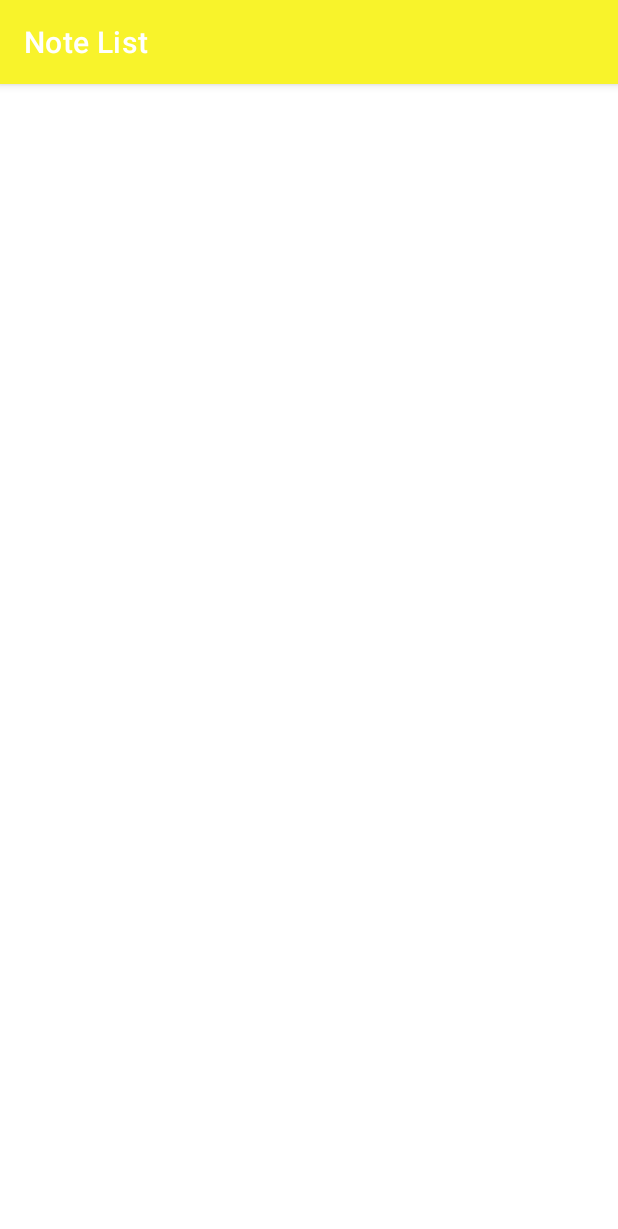
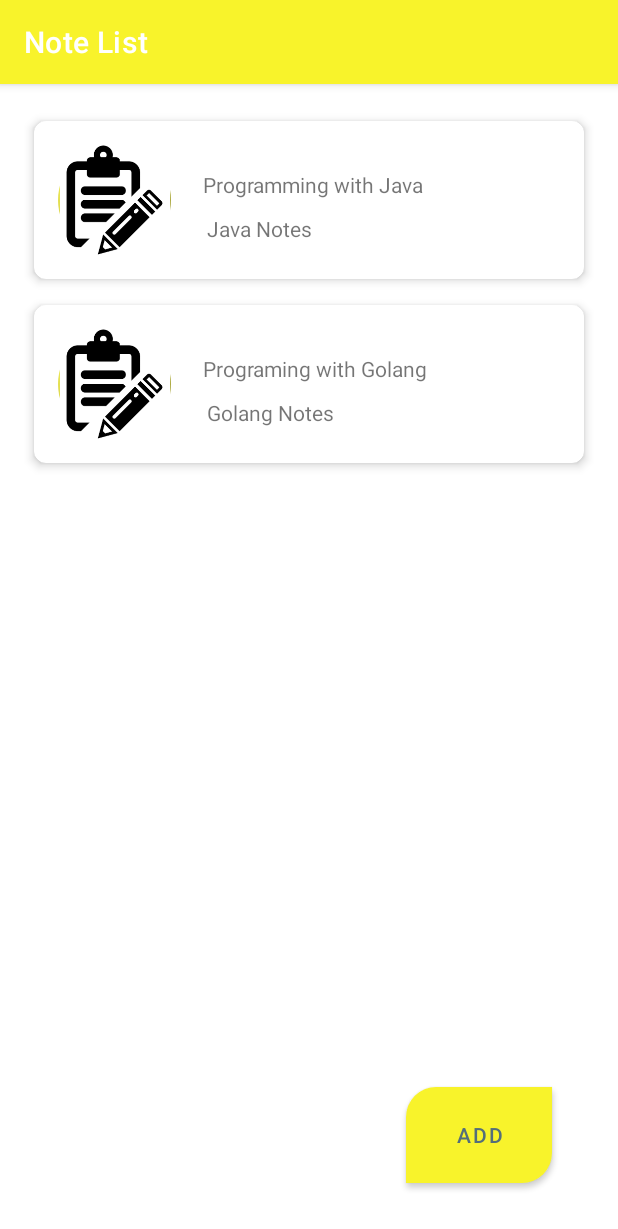
Before and after one commit to brightsonmacha/gads2021-noteapp, an Android app: the screen it shows after launch (NoteListActivity), on a phone screen of 412 x 824 dp. Shown: the top 1229 px of the screen. Run offline under Robolectric (Android 15) with nearby library versions, the phone set to English and light mode, and no system bars.

Commit message:
Recycle View adpter, viewHolder, onCreate. Using Recycle view to display note list

```diff
--- a/app/src/main/java/com/example/noteapp/NoteListActivity.kt
+++ b/app/src/main/java/com/example/noteapp/NoteListActivity.kt
@@ -1,5 +1,6 @@
 package com.example.noteapp
 
+import android.annotation.SuppressLint
 import android.content.Intent
 import android.os.Bundle
 import android.widget.ArrayAdapter
@@ -28,16 +29,19 @@ class NoteListActivity : AppCompatActivity() {
         //    startActivity(intent)
         //}
 
-        //binding.btnAddNote.setOnClickListener {
-        //    startActivity(Intent(this, MainActivity::class.java))
-        //}
+        binding.btnAddNote.setOnClickListener {
+            startActivity(Intent(this, MainActivity::class.java))
+        }
         binding.noteList.layoutManager = LinearLayoutManager(this)
+        binding.noteList.adapter = NoteRecycleAdapter(this, DataManager.notes)
 
 
     }
 
+    @SuppressLint("NotifyDataSetChanged")
     override fun onResume() {
         super.onResume()
-        (binding.noteList.adapter as ArrayAdapter<*>).notifyDataSetChanged()
+        binding.noteList.adapter?.notifyDataSetChanged()
+        //(binding.noteList.adapter as ArrayAdapter<*>).notifyDataSetChanged()
     }
 }
--- /dev/null
+++ b/app/src/main/java/com/example/noteapp/NoteRecycleAdapter.kt
@@ -0,0 +1,37 @@
+package com.example.noteapp
+
+import android.content.Context
+import android.view.LayoutInflater
+import android.view.View
+import android.view.ViewGroup
+import android.widget.TextView
+import androidx.recyclerview.widget.RecyclerView
+
+class NoteRecycleAdapter(context : Context, private val notes : List<NoteInfo>) :
+    RecyclerView.Adapter<NoteRecycleAdapter.ViewHolder>() {
+
+    private val layoutInflater = LayoutInflater.from(context)
+
+    override fun onCreateViewHolder(parent: ViewGroup, viewType: Int): ViewHolder {
+        val itemView = layoutInflater.inflate(R.layout.note_list_item, parent, false)
+        return  ViewHolder(itemView)
+    }
+
+    override fun onBindViewHolder(holder: ViewHolder, position: Int) {
+        val note = notes[position]
+
+        holder.textCourse.text = note.course.toString()
+        holder.textTile.text = note.noteTitle
+
+    }
+
+    override fun getItemCount(): Int {
+        return notes.size
+    }
+
+    class ViewHolder(itemView: View) : RecyclerView.ViewHolder(itemView) {
+        val textCourse =  itemView.findViewById<TextView>(R.id.noteTextCourse)
+        val textTile = itemView.findViewById<TextView>(R.id.noteTextTitle)
+
+    }
+}
--- a/app/src/main/res/layout/note_list.xml
+++ b/app/src/main/res/layout/note_list.xml
@@ -4,6 +4,20 @@
     xmlns:tools="http://schemas.android.com/tools"
     android:layout_width="match_parent"
     android:layout_height="match_parent">
+
+    <Button
+        android:id="@+id/btnAddNote"
+        android:layout_width="97dp"
+        android:layout_height="64dp"
+        android:background="@drawable/btn_round"
+        android:text="@string/add"
+        android:textColor="#546E7A"
+        app:layout_constraintBottom_toBottomOf="parent"
+        app:layout_constraintEnd_toEndOf="parent"
+        app:layout_constraintHorizontal_bias="0.861"
+        app:layout_constraintStart_toStartOf="parent"
+        app:layout_constraintTop_toTopOf="parent"
+        app:layout_constraintVertical_bias="0.95" />
 
     <androidx.recyclerview.widget.RecyclerView
         android:id="@+id/noteList"
@@ -19,5 +33,7 @@
         app:layout_constraintStart_toStartOf="parent"
         app:layout_constraintTop_toTopOf="parent"
         tools:ignore="SpeakableTextPresentCheck"
-        tools:listitem="@layout/note_list_item" />
+        tools:listitem="@layout/note_list_item" >
+
+    </androidx.recyclerview.widget.RecyclerView>
 </androidx.constraintlayout.widget.ConstraintLayout>
--- a/app/src/main/res/layout/note_list_item.xml
+++ b/app/src/main/res/layout/note_list_item.xml
@@ -31,7 +31,7 @@
                  />
 
             <TextView
-                android:id="@+id/textView"
+                android:id="@+id/noteTextCourse"
                 android:layout_width="wrap_content"
                 android:layout_height="wrap_content"
                 android:layout_marginStart="19dp"
@@ -44,7 +44,7 @@
                 app:layout_constraintVertical_bias="0.357" />
 
             <TextView
-                android:id="@+id/textView2"
+                android:id="@+id/noteTextTitle"
                 android:layout_width="wrap_content"
                 android:layout_height="wrap_content"
                 android:layout_marginStart="23dp"
```
